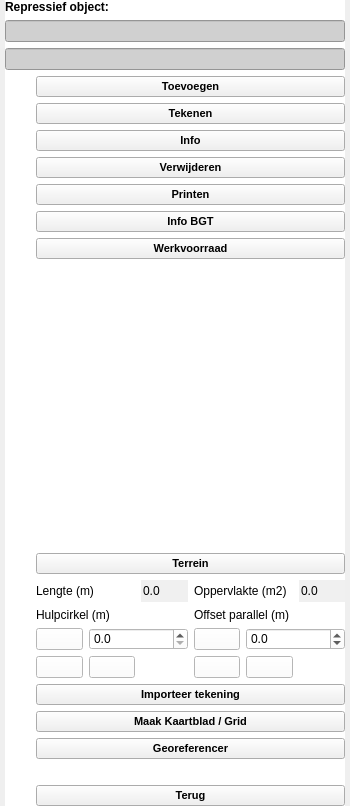
Before: the Qt Designer form plugin/oiv/repressief_object/oiv_repressief_object_widget.ui in OIV-NL-QGIS/QGIS_project, drawn with Qt 5.
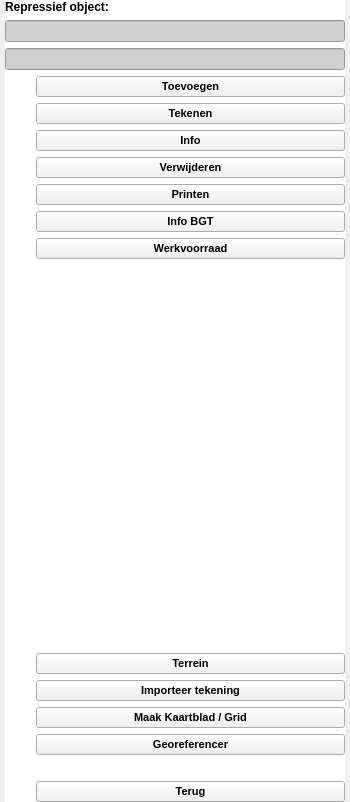
After: the same form once the commit is applied. Icons and pictures are not drawn.

```diff
--- a/plugin/oiv/repressief_object/oiv_repressief_object_widget.ui
+++ b/plugin/oiv/repressief_object/oiv_repressief_object_widget.ui
@@ -7,7 +7,7 @@
     <x>0</x>
     <y>0</y>
     <width>350</width>
-    <height>806</height>
+    <height>802</height>
    </rect>
   </property>
   <property name="sizePolicy">
@@ -65,7 +65,7 @@
          <x>0</x>
          <y>0</y>
          <width>340</width>
-         <height>784</height>
+         <height>780</height>
         </rect>
        </property>
        <layout class="QGridLayout" name="gridLayout_3">
@@ -609,449 +609,7 @@
            <property name="bottomMargin">
             <number>0</number>
            </property>
-           <item row="10" column="1">
-            <widget class="QPushButton" name="terug_add">
-             <property name="enabled">
-              <bool>true</bool>
-             </property>
-             <property name="sizePolicy">
-              <sizepolicy hsizetype="Minimum" vsizetype="Fixed">
-               <horstretch>0</horstretch>
-               <verstretch>0</verstretch>
-              </sizepolicy>
-             </property>
-             <property name="font">
-              <font>
-               <family>Arial</family>
-               <pointsize>8</pointsize>
-               <weight>75</weight>
-               <bold>true</bold>
-              </font>
-             </property>
-             <property name="styleSheet">
-              <string notr="true">background-color: rgb(240, 240, 240);</string>
-             </property>
-             <property name="text">
-              <string>Terug</string>
-             </property>
-             <property name="checkable">
-              <bool>false</bool>
-             </property>
-            </widget>
-           </item>
-           <item row="5" column="1">
-            <widget class="QPushButton" name="create_grid">
-             <property name="enabled">
-              <bool>true</bool>
-             </property>
-             <property name="sizePolicy">
-              <sizepolicy hsizetype="Minimum" vsizetype="Fixed">
-               <horstretch>0</horstretch>
-               <verstretch>0</verstretch>
-              </sizepolicy>
-             </property>
-             <property name="font">
-              <font>
-               <family>Arial</family>
-               <pointsize>8</pointsize>
-               <weight>75</weight>
-               <bold>true</bold>
-              </font>
-             </property>
-             <property name="styleSheet">
-              <string notr="true">background-color: rgb(240, 240, 240);</string>
-             </property>
-             <property name="text">
-              <string>Maak Kaartblad / Grid</string>
-             </property>
-             <property name="checkable">
-              <bool>false</bool>
-             </property>
-            </widget>
-           </item>
-           <item row="8" column="1">
-            <spacer name="verticalSpacer_3">
-             <property name="orientation">
-              <enum>Qt::Vertical</enum>
-             </property>
-             <property name="sizeHint" stdset="0">
-              <size>
-               <width>0</width>
-               <height>20</height>
-              </size>
-             </property>
-            </spacer>
-           </item>
-           <item row="3" column="1">
-            <widget class="QFrame" name="terreinFrame">
-             <property name="lineWidth">
-              <number>0</number>
-             </property>
-             <layout class="QGridLayout" name="gridLayout">
-              <property name="sizeConstraint">
-               <enum>QLayout::SetMinimumSize</enum>
-              </property>
-              <property name="leftMargin">
-               <number>0</number>
-              </property>
-              <property name="topMargin">
-               <number>0</number>
-              </property>
-              <property name="rightMargin">
-               <number>0</number>
-              </property>
-              <property name="bottomMargin">
-               <number>0</number>
-              </property>
-              <item row="1" column="0" colspan="3">
-               <widget class="QLabel" name="straal_label">
-                <property name="text">
-                 <string>Hulpcirkel (m)</string>
-                </property>
-               </widget>
-              </item>
-              <item row="2" column="0">
-               <widget class="QPushButton" name="straal_button">
-                <property name="text">
-                 <string/>
-                </property>
-                <property name="icon">
-                 <iconset resource="../resources.qrc">
-                  <normaloff>:/plugins/oiv/config_files/png/hulpcirkel.png</normaloff>:/plugins/oiv/config_files/png/hulpcirkel.png</iconset>
-                </property>
-               </widget>
-              </item>
-              <item row="0" column="3" colspan="2">
-               <widget class="QLabel" name="oppervlakte_label">
-                <property name="text">
-                 <string>Oppervlakte (m2)</string>
-                </property>
-               </widget>
-              </item>
-              <item row="0" column="5">
-               <widget class="QDoubleSpinBox" name="oppervlakte">
-                <property name="sizePolicy">
-                 <sizepolicy hsizetype="Ignored" vsizetype="Fixed">
-                  <horstretch>0</horstretch>
-                  <verstretch>0</verstretch>
-                 </sizepolicy>
-                </property>
-                <property name="styleSheet">
-                 <string notr="true">background-color: rgb(240, 240, 240);
-border-color: rgba(255, 255, 255, 0);</string>
-                </property>
-                <property name="frame">
-                 <bool>false</bool>
-                </property>
-                <property name="buttonSymbols">
-                 <enum>QAbstractSpinBox::NoButtons</enum>
-                </property>
-                <property name="decimals">
-                 <number>1</number>
-                </property>
-                <property name="maximum">
-                 <double>100000.000000000000000</double>
-                </property>
-               </widget>
-              </item>
-              <item row="2" column="3">
-               <widget class="QPushButton" name="offset_button">
-                <property name="text">
-                 <string/>
-                </property>
-                <property name="icon">
-                 <iconset resource="../resources.qrc">
-                  <normaloff>:/plugins/oiv/config_files/png/offset_parallel.png</normaloff>:/plugins/oiv/config_files/png/offset_parallel.png</iconset>
-                </property>
-                <property name="iconSize">
-                 <size>
-                  <width>16</width>
-                  <height>16</height>
-                 </size>
-                </property>
-               </widget>
-              </item>
-              <item row="0" column="0" colspan="2">
-               <widget class="QLabel" name="lengte_label">
-                <property name="text">
-                 <string>Lengte (m)</string>
-                </property>
-               </widget>
-              </item>
-              <item row="3" column="0">
-               <widget class="QPushButton" name="terrein_tekenen">
-                <property name="enabled">
-                 <bool>true</bool>
-                </property>
-                <property name="sizePolicy">
-                 <sizepolicy hsizetype="Minimum" vsizetype="Fixed">
-                  <horstretch>0</horstretch>
-                  <verstretch>0</verstretch>
-                 </sizepolicy>
-                </property>
-                <property name="toolTip">
-                 <string>teken het terrein</string>
-                </property>
-                <property name="text">
-                 <string/>
-                </property>
-                <property name="icon">
-                 <iconset resource="../resources.qrc">
-                  <normaloff>:/plugins/oiv/config_files/png/terrein.png</normaloff>:/plugins/oiv/config_files/png/terrein.png</iconset>
-                </property>
-                <property name="iconSize">
-                 <size>
-                  <width>28</width>
-                  <height>28</height>
-                 </size>
-                </property>
-                <property name="checkable">
-                 <bool>false</bool>
-                </property>
-                <property name="autoDefault">
-                 <bool>false</bool>
-                </property>
-                <property name="default">
-                 <bool>false</bool>
-                </property>
-                <property name="flat">
-                 <bool>false</bool>
-                </property>
-               </widget>
-              </item>
-              <item row="3" column="1">
-               <widget class="QPushButton" name="delete_f">
-                <property name="toolTip">
-                 <string>delete object...</string>
-                </property>
-                <property name="text">
-                 <string/>
-                </property>
-                <property name="icon">
-                 <iconset resource="../resources.qrc">
-                  <normaloff>:/plugins/oiv/config_files/png/delete.png</normaloff>:/plugins/oiv/config_files/png/delete.png</iconset>
-                </property>
-                <property name="iconSize">
-                 <size>
-                  <width>28</width>
-                  <height>28</height>
-                 </size>
-                </property>
-               </widget>
-              </item>
-              <item row="3" column="3">
-               <widget class="QPushButton" name="identify">
-                <property name="enabled">
-                 <bool>true</bool>
-                </property>
-                <property name="sizePolicy">
-                 <sizepolicy hsizetype="Minimum" vsizetype="Fixed">
-                  <horstretch>0</horstretch>
-                  <verstretch>0</verstretch>
-                 </sizepolicy>
-                </property>
-                <property name="toolTip">
-                 <string>open formulier van een object...</string>
-                </property>
-                <property name="text">
-                 <string/>
-                </property>
-                <property name="icon">
-                 <iconset resource="../resources.qrc">
-                  <normaloff>:/plugins/oiv/config_files/png/identify.png</normaloff>:/plugins/oiv/config_files/png/identify.png</iconset>
-                </property>
-                <property name="iconSize">
-                 <size>
-                  <width>28</width>
-                  <height>28</height>
-                 </size>
-                </property>
-                <property name="checkable">
-                 <bool>false</bool>
-                </property>
-                <property name="autoDefault">
-                 <bool>false</bool>
-                </property>
-                <property name="default">
-                 <bool>false</bool>
-                </property>
-                <property name="flat">
-                 <bool>false</bool>
-                </property>
-               </widget>
-              </item>
-              <item row="3" column="4">
-               <widget class="QPushButton" name="pan">
-                <property name="toolTip">
-                 <string>selecteer de functie Pan...</string>
-                </property>
-                <property name="text">
-                 <string/>
-                </property>
-                <property name="icon">
-                 <iconset resource="../resources.qrc">
-                  <normaloff>:/plugins/oiv/config_files/png/pan.png</normaloff>:/plugins/oiv/config_files/png/pan.png</iconset>
-                </property>
-                <property name="iconSize">
-                 <size>
-                  <width>28</width>
-                  <height>28</height>
-                 </size>
-                </property>
-               </widget>
-              </item>
-              <item row="0" column="2">
-               <widget class="QDoubleSpinBox" name="lengte">
-                <property name="sizePolicy">
-                 <sizepolicy hsizetype="Ignored" vsizetype="Fixed">
-                  <horstretch>0</horstretch>
-                  <verstretch>0</verstretch>
-                 </sizepolicy>
-                </property>
-                <property name="styleSheet">
-                 <string notr="true">background-color: rgb(240, 240, 240);
-border-color: rgba(255, 255, 255, 0);</string>
-                </property>
-                <property name="frame">
-                 <bool>false</bool>
-                </property>
-                <property name="buttonSymbols">
-                 <enum>QAbstractSpinBox::NoButtons</enum>
-                </property>
-                <property name="decimals">
-                 <number>1</number>
-                </property>
-                <property name="maximum">
-                 <double>100000.000000000000000</double>
-                </property>
-               </widget>
-              </item>
-              <item row="2" column="1" colspan="2">
-               <widget class="QDoubleSpinBox" name="straal">
-                <property name="sizePolicy">
-                 <sizepolicy hsizetype="Ignored" vsizetype="Fixed">
-                  <horstretch>0</horstretch>
-                  <verstretch>0</verstretch>
-                 </sizepolicy>
-                </property>
-                <property name="decimals">
-                 <number>1</number>
-                </property>
-                <property name="maximum">
-                 <double>1000.000000000000000</double>
-                </property>
-               </widget>
-              </item>
-              <item row="2" column="4" colspan="2">
-               <widget class="QDoubleSpinBox" name="offset">
-                <property name="sizePolicy">
-                 <sizepolicy hsizetype="Ignored" vsizetype="Fixed">
-                  <horstretch>0</horstretch>
-                  <verstretch>0</verstretch>
-                 </sizepolicy>
-                </property>
-                <property name="decimals">
-                 <number>1</number>
-                </property>
-                <property name="minimum">
-                 <double>-1000.000000000000000</double>
-                </property>
-                <property name="maximum">
-                 <double>1000.000000000000000</double>
-                </property>
-               </widget>
-              </item>
-              <item row="1" column="3" colspan="3">
-               <widget class="QLabel" name="offset_label">
-                <property name="text">
-                 <string>Offset parallel (m)</string>
-                </property>
-               </widget>
-              </item>
-             </layout>
-            </widget>
-           </item>
            <item row="4" column="0">
-            <widget class="QLabel" name="label_inventory_5">
-             <property name="sizePolicy">
-              <sizepolicy hsizetype="Fixed" vsizetype="Fixed">
-               <horstretch>0</horstretch>
-               <verstretch>0</verstretch>
-              </sizepolicy>
-             </property>
-             <property name="maximumSize">
-              <size>
-               <width>25</width>
-               <height>25</height>
-              </size>
-             </property>
-             <property name="text">
-              <string/>
-             </property>
-             <property name="pixmap">
-              <pixmap resource="../resources.qrc">:/plugins/oiv/config_files/png/interface/import_drawing.png</pixmap>
-             </property>
-             <property name="scaledContents">
-              <bool>true</bool>
-             </property>
-            </widget>
-           </item>
-           <item row="7" column="0">
-            <widget class="QLabel" name="label_inventory_4">
-             <property name="sizePolicy">
-              <sizepolicy hsizetype="Fixed" vsizetype="Fixed">
-               <horstretch>0</horstretch>
-               <verstretch>0</verstretch>
-              </sizepolicy>
-             </property>
-             <property name="maximumSize">
-              <size>
-               <width>25</width>
-               <height>25</height>
-              </size>
-             </property>
-             <property name="text">
-              <string/>
-             </property>
-             <property name="pixmap">
-              <pixmap resource="../resources.qrc">:/plugins/oiv/config_files/png/interface/georeference.png</pixmap>
-             </property>
-             <property name="scaledContents">
-              <bool>true</bool>
-             </property>
-            </widget>
-           </item>
-           <item row="0" column="1" rowspan="2">
-            <widget class="QPushButton" name="terrein_bewerken">
-             <property name="enabled">
-              <bool>true</bool>
-             </property>
-             <property name="sizePolicy">
-              <sizepolicy hsizetype="Minimum" vsizetype="Fixed">
-               <horstretch>0</horstretch>
-               <verstretch>0</verstretch>
-              </sizepolicy>
-             </property>
-             <property name="font">
-              <font>
-               <family>Arial</family>
-               <pointsize>8</pointsize>
-               <weight>75</weight>
-               <bold>true</bold>
-              </font>
-             </property>
-             <property name="styleSheet">
-              <string notr="true">background-color: rgb(240, 240, 240);</string>
-             </property>
-             <property name="text">
-              <string>Terrein</string>
-             </property>
-             <property name="checkable">
-              <bool>false</bool>
-             </property>
-            </widget>
-           </item>
-           <item row="5" column="0">
             <widget class="QLabel" name="label_inventory_2">
              <property name="sizePolicy">
               <sizepolicy hsizetype="Fixed" vsizetype="Fixed">
@@ -1076,32 +634,37 @@
              </property>
             </widget>
            </item>
-           <item row="0" column="0">
-            <widget class="QLabel" name="label_inventory_3">
+           <item row="3" column="1">
+            <widget class="QPushButton" name="import_drawing">
+             <property name="enabled">
+              <bool>true</bool>
+             </property>
              <property name="sizePolicy">
-              <sizepolicy hsizetype="Fixed" vsizetype="Fixed">
+              <sizepolicy hsizetype="Minimum" vsizetype="Fixed">
                <horstretch>0</horstretch>
                <verstretch>0</verstretch>
               </sizepolicy>
              </property>
-             <property name="maximumSize">
-              <size>
-               <width>25</width>
-               <height>25</height>
-              </size>
+             <property name="font">
+              <font>
+               <family>Arial</family>
+               <pointsize>8</pointsize>
+               <weight>75</weight>
+               <bold>true</bold>
+              </font>
+             </property>
+             <property name="styleSheet">
+              <string notr="true">background-color: rgb(240, 240, 240);</string>
              </property>
              <property name="text">
-              <string/>
+              <string>Importeer tekening</string>
              </property>
-             <property name="pixmap">
-              <pixmap resource="../resources.qrc">:/plugins/oiv/config_files/png/interface/terrein.png</pixmap>
-             </property>
-             <property name="scaledContents">
-              <bool>true</bool>
+             <property name="checkable">
+              <bool>false</bool>
              </property>
             </widget>
            </item>
-           <item row="10" column="0">
+           <item row="9" column="0">
             <widget class="QLabel" name="label_inventory_6">
              <property name="sizePolicy">
               <sizepolicy hsizetype="Fixed" vsizetype="Fixed">
@@ -1126,7 +689,70 @@
              </property>
             </widget>
            </item>
+           <item row="0" column="0">
+            <widget class="QLabel" name="label_inventory_3">
+             <property name="sizePolicy">
+              <sizepolicy hsizetype="Fixed" vsizetype="Fixed">
+               <horstretch>0</horstretch>
+               <verstretch>0</verstretch>
+              </sizepolicy>
+             </property>
+             <property name="maximumSize">
+              <size>
+               <width>25</width>
+               <height>25</height>
+              </size>
+             </property>
+             <property name="text">
+              <string/>
+             </property>
+             <property name="pixmap">
+              <pixmap resource="../resources.qrc">:/plugins/oiv/config_files/png/interface/terrein.png</pixmap>
+             </property>
+             <property name="scaledContents">
+              <bool>true</bool>
+             </property>
+            </widget>
+           </item>
+           <item row="3" column="0">
+            <widget class="QLabel" name="label_inventory_5">
+             <property name="sizePolicy">
+              <sizepolicy hsizetype="Fixed" vsizetype="Fixed">
+               <horstretch>0</horstretch>
+               <verstretch>0</verstretch>
+              </sizepolicy>
+             </property>
+             <property name="maximumSize">
+              <size>
+               <width>25</width>
+               <height>25</height>
+              </size>
+             </property>
+             <property name="text">
+              <string/>
+             </property>
+             <property name="pixmap">
+              <pixmap resource="../resources.qrc">:/plugins/oiv/config_files/png/interface/import_drawing.png</pixmap>
+             </property>
+             <property name="scaledContents">
+              <bool>true</bool>
+             </property>
+            </widget>
+           </item>
            <item row="7" column="1">
+            <spacer name="verticalSpacer_3">
+             <property name="orientation">
+              <enum>Qt::Vertical</enum>
+             </property>
+             <property name="sizeHint" stdset="0">
+              <size>
+               <width>0</width>
+               <height>20</height>
+              </size>
+             </property>
+            </spacer>
+           </item>
+           <item row="6" column="1">
             <widget class="QPushButton" name="georeferencer">
              <property name="enabled">
               <bool>true</bool>
@@ -1156,8 +782,63 @@
              </property>
             </widget>
            </item>
+           <item row="0" column="1" rowspan="2">
+            <widget class="QPushButton" name="terrein_tekenen">
+             <property name="enabled">
+              <bool>true</bool>
+             </property>
+             <property name="sizePolicy">
+              <sizepolicy hsizetype="Minimum" vsizetype="Fixed">
+               <horstretch>0</horstretch>
+               <verstretch>0</verstretch>
+              </sizepolicy>
+             </property>
+             <property name="font">
+              <font>
+               <family>Arial</family>
+               <pointsize>8</pointsize>
+               <weight>75</weight>
+               <bold>true</bold>
+              </font>
+             </property>
+             <property name="styleSheet">
+              <string notr="true">background-color: rgb(240, 240, 240);</string>
+             </property>
+             <property name="text">
+              <string>Terrein</string>
+             </property>
+             <property name="checkable">
+              <bool>false</bool>
+             </property>
+            </widget>
+           </item>
+           <item row="6" column="0">
+            <widget class="QLabel" name="label_inventory_4">
+             <property name="sizePolicy">
+              <sizepolicy hsizetype="Fixed" vsizetype="Fixed">
+               <horstretch>0</horstretch>
+               <verstretch>0</verstretch>
+              </sizepolicy>
+             </property>
+             <property name="maximumSize">
+              <size>
+               <width>25</width>
+               <height>25</height>
+              </size>
+             </property>
+             <property name="text">
+              <string/>
+             </property>
+             <property name="pixmap">
+              <pixmap resource="../resources.qrc">:/plugins/oiv/config_files/png/interface/georeference.png</pixmap>
+             </property>
+             <property name="scaledContents">
+              <bool>true</bool>
+             </property>
+            </widget>
+           </item>
            <item row="4" column="1">
-            <widget class="QPushButton" name="import_drawing">
+            <widget class="QPushButton" name="create_grid">
              <property name="enabled">
               <bool>true</bool>
              </property>
@@ -1179,7 +860,37 @@
               <string notr="true">background-color: rgb(240, 240, 240);</string>
              </property>
              <property name="text">
-              <string>Importeer tekening</string>
+              <string>Maak Kaartblad / Grid</string>
+             </property>
+             <property name="checkable">
+              <bool>false</bool>
+             </property>
+            </widget>
+           </item>
+           <item row="9" column="1">
+            <widget class="QPushButton" name="terug_add">
+             <property name="enabled">
+              <bool>true</bool>
+             </property>
+             <property name="sizePolicy">
+              <sizepolicy hsizetype="Minimum" vsizetype="Fixed">
+               <horstretch>0</horstretch>
+               <verstretch>0</verstretch>
+              </sizepolicy>
+             </property>
+             <property name="font">
+              <font>
+               <family>Arial</family>
+               <pointsize>8</pointsize>
+               <weight>75</weight>
+               <bold>true</bold>
+              </font>
+             </property>
+             <property name="styleSheet">
+              <string notr="true">background-color: rgb(240, 240, 240);</string>
+             </property>
+             <property name="text">
+              <string>Terug</string>
              </property>
              <property name="checkable">
               <bool>false</bool>
```
Left out of the diff: 428 changed lines with no effect on the pictures.
